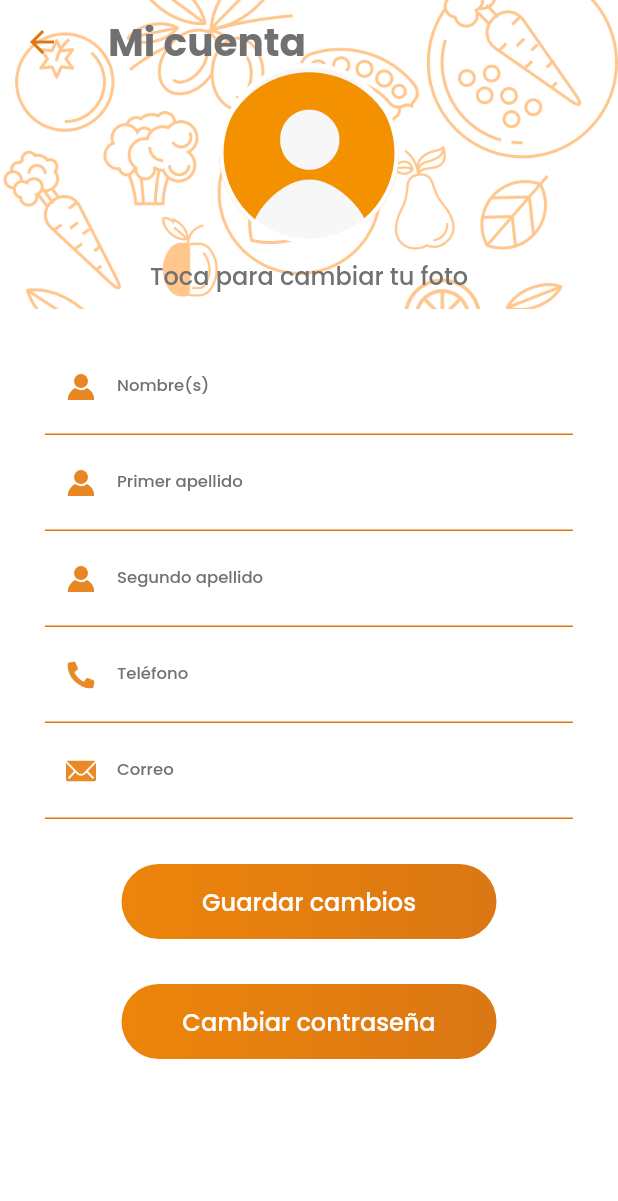
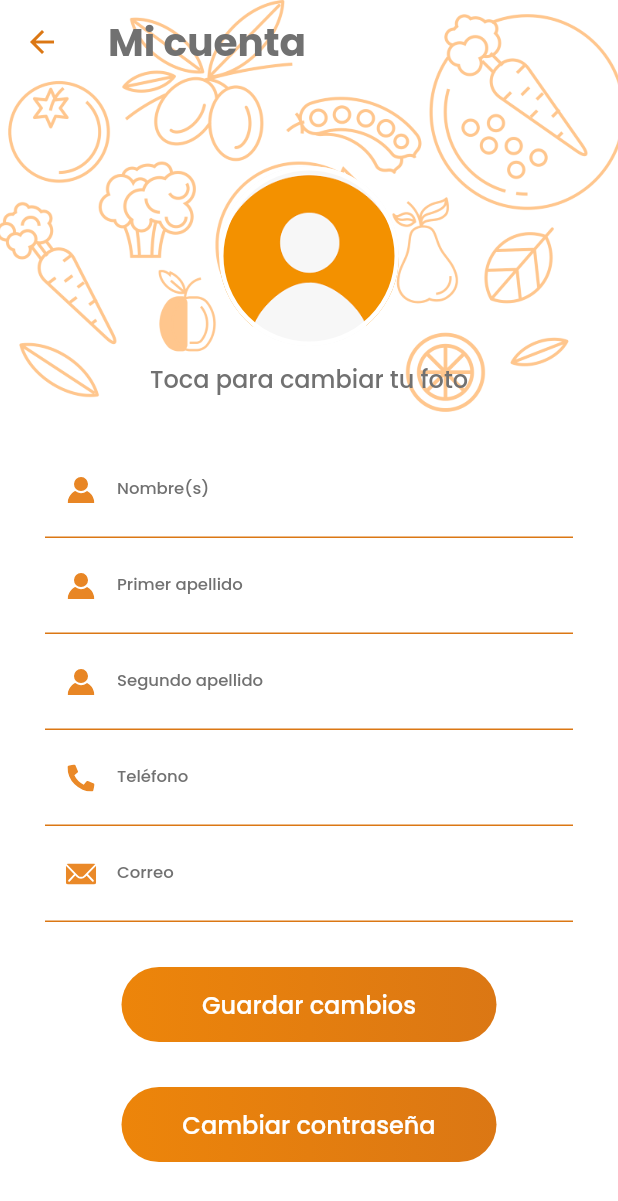
Before and after one commit to andyBbx/bookify, a Flutter app: the MiCuenta1Screen screen opened directly, on a phone screen of 412 x 824 dp. Shown: the top 1201 px of the screen. Run offline on Flutter 3.47's test engine with Material 2 defaults, Android fonts, the phone set to English and light mode, and no system bars; our stand-ins replace bloc, carousel_slider, equatable, flutter_bloc, flutter_datetime_picker, flutter_rating_bar and 5 more; missing offline and left inert: dart:ffi; accounts and stored records are empty; project files that could hold a hidden picture were left out.

Commit message:
editar cuenta

```diff
--- a/lib/presentation/screens/home/bloc/home_event.dart
+++ b/lib/presentation/screens/home/bloc/home_event.dart
@@ -56,3 +56,11 @@ class EditReservation extends HomeEvent {
   @override
   List<Object> get props => [reservationModel, user];
 }
+
+class EditCuenta extends HomeEvent {
+  const EditCuenta({required this.user});
+  final User user;
+
+  @override
+  List<Object> get props => [user];
+}
--- a/lib/presentation/screens/home/bloc/home_state.dart
+++ b/lib/presentation/screens/home/bloc/home_state.dart
@@ -116,3 +116,22 @@ class HomeEditResLoad extends HomeState {
   @override
   List<Object> get props => [resv, rest];
 }
+
+class EditUserLoading extends HomeState {
+  @override
+  List<Object> get props => [];
+}
+
+class EditUserLoad extends HomeState {
+  @override
+  List<Object> get props => [];
+}
+
+class EditUserFail extends HomeState {
+  const EditUserFail({required this.message});
+
+  final dynamic message;
+
+  @override
+  List<Object> get props => [message];
+}
--- a/lib/presentation/screens/miCuenta/mi_cuenta1_screen.dart
+++ b/lib/presentation/screens/miCuenta/mi_cuenta1_screen.dart
@@ -5,9 +5,11 @@ import 'package:bookify/constants/color.dart';
 import 'package:bookify/constants/utils.dart';
 import 'package:bookify/data/models/user.dart';
 import 'package:bookify/data/service/service.dart';
+import 'package:bookify/presentation/screens/home/bloc/home_bloc.dart';
 import 'package:bookify/presentation/widgets/widgets.dart';
 import 'package:flutter/material.dart';
 import 'package:flutter/widgets.dart';
+import 'package:flutter_bloc/flutter_bloc.dart';
 import 'package:flutter_svg/svg.dart';
 import 'package:image_picker/image_picker.dart';
 
@@ -41,7 +43,7 @@ class _MiCuenta1ScreenState extends State<MiCuenta1Screen> {
           segundo_apellido.text = user.lastname.toString();
           telefono.text = user.phone.toString();
           correo.text = user.email.toString();
-          ubicacion.text = "Calle Don José 3";
+          // ubicacion.text = "Calle Don José 3";
         }
       }
     });
@@ -52,7 +54,6 @@ class _MiCuenta1ScreenState extends State<MiCuenta1Screen> {
     var data = {"email": user, "password": password};
     await postService(data, '/user/login', '').then((value) {
       if (value['code'] != 200) {
-        print("Situation");
         var error = jsonDecode(value['message']);
         throw Exception(error['message']);
       } else {
@@ -81,6 +82,80 @@ class _MiCuenta1ScreenState extends State<MiCuenta1Screen> {
     bool isLandccape =
         (MediaQuery.of(context).orientation == Orientation.landscape);
 
+    Widget BotonGuardar = SizedBox(
+        child: LargeButton(
+            text: "Guardar cambios",
+            isWhite: false,
+            onTap: () {
+              user.firstname = nombres.text;
+              user.middlename = primer_apellido.text;
+              user.lastname = segundo_apellido.text;
+              user.phone = telefono.text;
+              user.email = correo.text;
+              user.avatar = base64Image;
+
+              BlocProvider.of<HomeBloc>(context).add(EditCuenta(user: user));
+              // if ()
+              // Navigator.of(context).pop();
+            }));
+
+    return BlocBuilder<HomeBloc, HomeState>(
+      builder: (context, state) {
+        if (state is EditUserFail) {
+          BotonGuardar = Column(
+            children: [
+              const Text('Ha ocurrido un error'),
+              const SizedBox(
+                height: 5,
+              ),
+              SizedBox(
+                  child: LargeButton(
+                      text: "Guardar cambios",
+                      isWhite: false,
+                      onTap: () {
+                        user.firstname = nombres.text;
+                        user.middlename = primer_apellido.text;
+                        user.lastname = segundo_apellido.text;
+                        user.phone = telefono.text;
+                        user.email = correo.text;
+                        user.avatar = base64Image;
+
+                        BlocProvider.of<HomeBloc>(context)
+                            .add(EditCuenta(user: user));
+                        // if ()
+                        // Navigator.of(context).pop();
+                      }))
+            ],
+          );
+        } else if (state is EditUserLoading) {
+          BotonGuardar = const CircularProgressIndicator();
+        } else if (state is EditUserLoad) {
+          BotonGuardar = Column(
+            children: [
+              const Text('Cambios guardados'),
+              const SizedBox(
+                height: 5,
+              ),
+              SizedBox(
+                  child: LargeButton(
+                      text: "Guardar cambios",
+                      isWhite: false,
+                      onTap: () {
+                        user.firstname = nombres.text;
+                        user.middlename = primer_apellido.text;
+                        user.lastname = segundo_apellido.text;
+                        user.phone = telefono.text;
+                        user.email = correo.text;
+                        user.avatar = base64Image;
+
+                        BlocProvider.of<HomeBloc>(context)
+                            .add(EditCuenta(user: user));
+                        // if ()
+                        // Navigator.of(context).pop();
+                      }))
+            ],
+          );
+        }
         return Scaffold(
           backgroundColor: Colors.white,
           body: CustomScrollView(
@@ -89,7 +164,7 @@ class _MiCuenta1ScreenState extends State<MiCuenta1Screen> {
                   iconTheme: IconThemeData(
                     color: splash_background,
                   ),
-              collapsedHeight: isTab() ? height / 5 : height / 4,
+                  collapsedHeight: isTab() ? height / 4 : height / 3,
                   backgroundColor: Colors.white,
                   pinned: true,
                   title: Text(
@@ -119,14 +194,17 @@ class _MiCuenta1ScreenState extends State<MiCuenta1Screen> {
                               child: Container(
                                 width: 120,
                                 height: 120,
-                            margin: EdgeInsets.only(top: 0, bottom: 10),
-                            decoration: new BoxDecoration(
+                                margin:
+                                    const EdgeInsets.only(top: 0, bottom: 10),
+                                decoration: BoxDecoration(
                                   color: Colors.grey[300],
                                   borderRadius: BorderRadius.circular(100),
-                              border: Border.all(width: 3, color: Colors.white),
+                                  border:
+                                      Border.all(width: 3, color: Colors.white),
                                   image: DecorationImage(
                                     image: _image == null
-                                    ? AssetImage("assets/images/user.png")
+                                        ? const AssetImage(
+                                            "assets/images/user.png")
                                         : FileImage(_image)
                                             as ImageProvider, // <-- BACKGROUND IMAGE
                                     fit: BoxFit.cover,
@@ -140,7 +218,7 @@ class _MiCuenta1ScreenState extends State<MiCuenta1Screen> {
                                   fontSize: 16,
                                   color: textDrkgray,
                                   fontWeight: FontWeight.w100)),
-                      SizedBox(
+                          const SizedBox(
                             height: 10,
                           ),
                         ],
@@ -175,7 +253,8 @@ class _MiCuenta1ScreenState extends State<MiCuenta1Screen> {
                             fillColor: Colors.red,
                             label: Text("Nombre(s)",
                                 textAlign: TextAlign.start,
-                            style: TextStyle(fontSize: 11, color: textDrkgray)),
+                                style: TextStyle(
+                                    fontSize: 11, color: textDrkgray)),
                             hintText: "Nombre(s)",
                             prefixIcon: SvgPicture.asset(
                               "assets/images/icons/profile.svg",
@@ -198,7 +277,8 @@ class _MiCuenta1ScreenState extends State<MiCuenta1Screen> {
                             fillColor: Colors.red,
                             label: Text("Primer apellido",
                                 textAlign: TextAlign.start,
-                            style: TextStyle(fontSize: 11, color: textDrkgray)),
+                                style: TextStyle(
+                                    fontSize: 11, color: textDrkgray)),
                             hintText: "Primer apellido",
                             prefixIcon: SvgPicture.asset(
                               "assets/images/icons/profile.svg",
@@ -222,7 +302,8 @@ class _MiCuenta1ScreenState extends State<MiCuenta1Screen> {
                             hintText: "Segundo apellido",
                             label: Text("Segundo apellido",
                                 textAlign: TextAlign.start,
-                            style: TextStyle(fontSize: 11, color: textDrkgray)),
+                                style: TextStyle(
+                                    fontSize: 11, color: textDrkgray)),
                             prefixIcon: SvgPicture.asset(
                               "assets/images/icons/profile.svg",
                               fit: BoxFit.scaleDown,
@@ -245,7 +326,8 @@ class _MiCuenta1ScreenState extends State<MiCuenta1Screen> {
                             hintText: "Teléfono",
                             label: Text("Teléfono",
                                 textAlign: TextAlign.start,
-                            style: TextStyle(fontSize: 11, color: textDrkgray)),
+                                style: TextStyle(
+                                    fontSize: 11, color: textDrkgray)),
                             prefixIcon: SvgPicture.asset(
                               "assets/images/icons/phone.svg",
                               fit: BoxFit.scaleDown,
@@ -268,7 +350,8 @@ class _MiCuenta1ScreenState extends State<MiCuenta1Screen> {
                             hintText: "Correo",
                             label: Text("Correo",
                                 textAlign: TextAlign.start,
-                            style: TextStyle(fontSize: 11, color: textDrkgray)),
+                                style: TextStyle(
+                                    fontSize: 11, color: textDrkgray)),
                             prefixIcon: SvgPicture.asset(
                               "assets/images/icons/mail.svg",
                               fit: BoxFit.scaleDown,
@@ -278,14 +361,7 @@ class _MiCuenta1ScreenState extends State<MiCuenta1Screen> {
                         const SizedBox(
                           height: 30,
                         ),
-                    SizedBox(
-                        child: LargeButton(
-                            text: "Guardar cambios",
-                            isWhite: false,
-                            onTap: () {
-                              // if ()
-                              // Navigator.of(context).pop();
-                            })),
+                        BotonGuardar,
                         const SizedBox(
                           height: 30,
                         ),
@@ -306,5 +382,7 @@ class _MiCuenta1ScreenState extends State<MiCuenta1Screen> {
             ],
           ),
         );
+      },
+    );
   }
 }
```
Also changed, not shown: lib/presentation/screens/home/bloc/home_bloc.dart (+21 -0 lines), lib/presentation/screens/home/tabs/profile_tab.dart (+9 -2 lines). Lines whose indentation alone changed are shown as unchanged.
